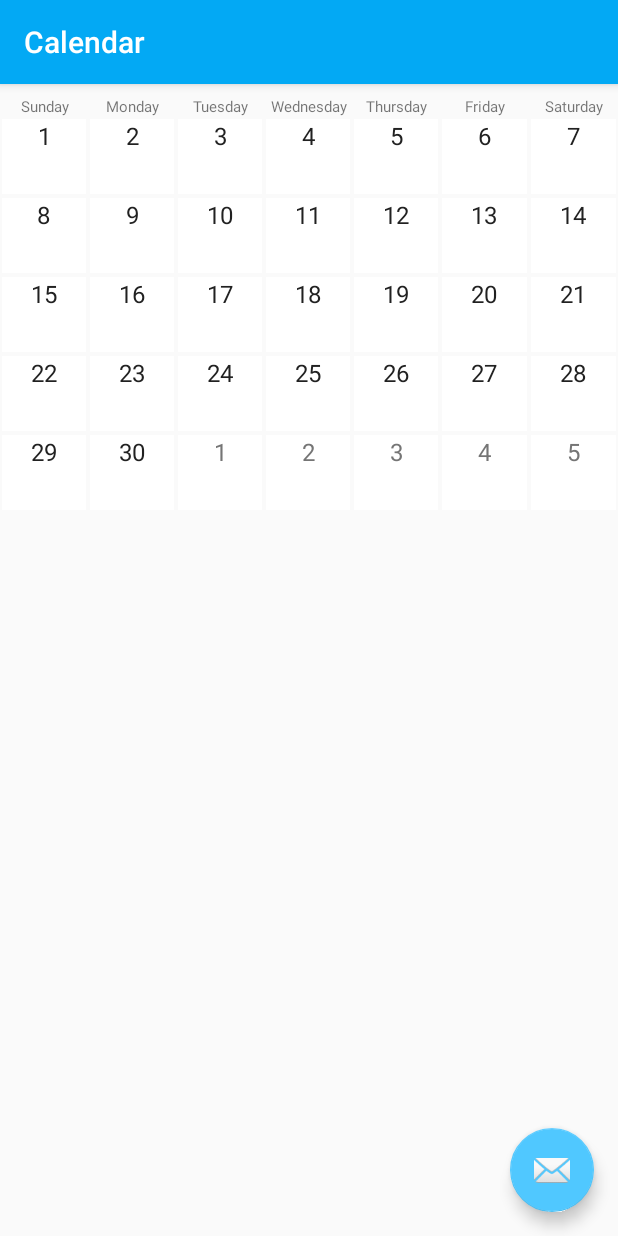
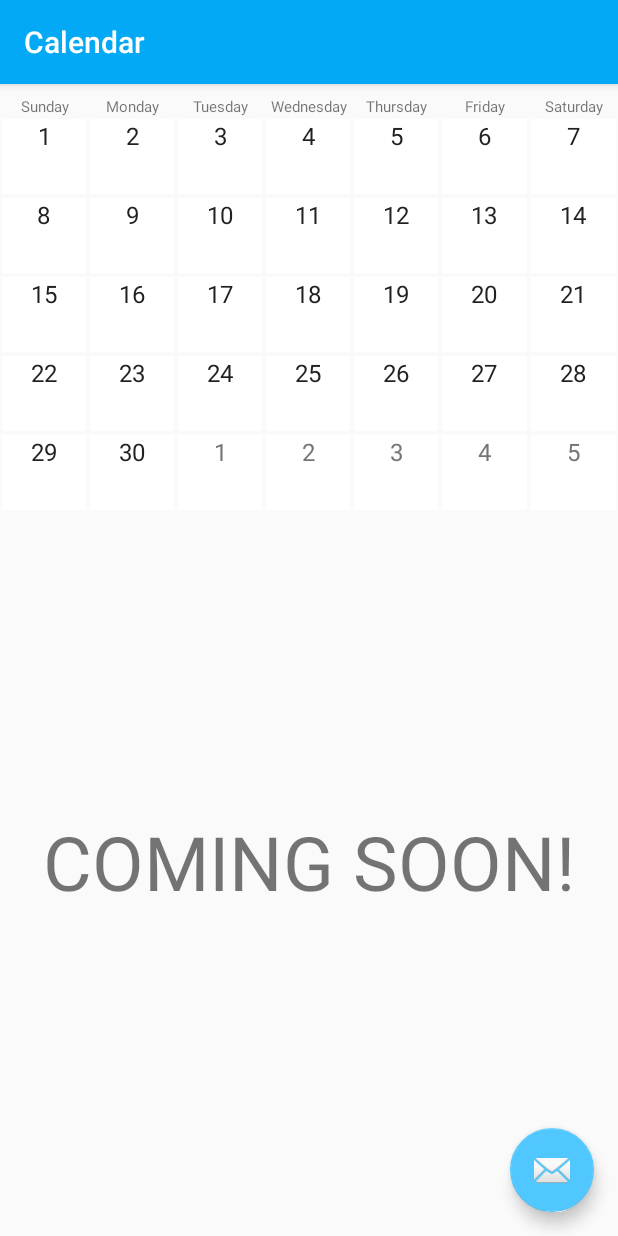
Before and after one commit to DrKristoff/Capstone-Project, an Android app: the ChoreListActivity screen opened directly, with no data from a screen before it, in the side drawer, after a tap on "Calendar", on a phone screen of 412 x 824 dp. Run offline under Robolectric (Android 15) with nearby library versions, the phone set to English and light mode, and no system bars; our stand-ins replace Firebase (no records; nobody signed in at launch, a user with empty details on screens opened directly); libraries missing offline, so code that uses them is left out: jonathanfinerty.once; 2 statements that could not run were skipped.

Commit message:
add content descriptions to imageviews

```diff
--- /dev/null
+++ b/ChoreMatic/app/src/main/res/anim/fade_in.xml
@@ -0,0 +1,4 @@
+<set xmlns:android="http://schemas.android.com/apk/res/android">
+    <alpha android:fromAlpha="0.0" android:toAlpha="1.0"
+        android:duration="@android:integer/config_mediumAnimTime" />
+</set>
--- /dev/null
+++ b/ChoreMatic/app/src/main/res/anim/fade_out.xml
@@ -0,0 +1,4 @@
+<set xmlns:android="http://schemas.android.com/apk/res/android">
+    <alpha android:fromAlpha="1.0" android:toAlpha="0.0"
+        android:duration="@android:integer/config_mediumAnimTime" />
+</set>
--- a/ChoreMatic/app/src/main/res/anim/slide.xml
+++ b/ChoreMatic/app/src/main/res/anim/slide.xml
@@ -1,4 +1,17 @@
-<?xml version="1.0" encoding="utf-8"?>
-<slide xmlns:android="http://schemas.android.com/apk/res/"
-    android:duration="2000"
-    />
+<!--
+Copyright (c) Microsoft Open Technologies, Inc. All rights reserved.
+Licensed under the Apache License, Version 2.0.
+See License.txt in the project root for license information.
+-->
+<set xmlns:android="http://schemas.android.com/apk/res/android">
+    <translate xmlns:android="http://schemas.android.com/apk/res/android"
+        android:duration="@android:integer/config_mediumAnimTime"
+        android:fromXDelta="0%p"
+        android:interpolator="@android:anim/accelerate_interpolator"
+        android:toXDelta="-150%p" />
+    <alpha
+        android:duration="@android:integer/config_mediumAnimTime"
+        android:fromAlpha="1"
+        android:interpolator="@android:anim/accelerate_interpolator"
+        android:toAlpha="0.5" />
+</set>
--- a/ChoreMatic/app/src/main/res/layout/chore_list_item.xml
+++ b/ChoreMatic/app/src/main/res/layout/chore_list_item.xml
@@ -27,6 +27,7 @@
             android:layout_width="40dp"
             android:layout_height="match_parent"
             android:scaleType="centerInside"
+            android:contentDescription="@string/cd_view_chore_details"
            android:alpha="0.3"
             android:src="@drawable/ic_navigate_next_black_24dp" />
 
--- a/ChoreMatic/app/src/main/res/layout/fragment_calendar.xml
+++ b/ChoreMatic/app/src/main/res/layout/fragment_calendar.xml
@@ -175,4 +175,14 @@
         </TableRow>
 
     </TableLayout>
+
+    <TextView
+        android:text="@string/coming_soon_string"
+        android:layout_width="wrap_content"
+        android:layout_height="wrap_content"
+        android:textSize="50sp"
+        android:layout_alignParentBottom="true"
+        android:layout_centerHorizontal="true"
+        android:layout_marginBottom="200dp"
+        android:id="@+id/textView" />
 </RelativeLayout>
--- a/ChoreMatic/app/src/main/res/layout/fragment_chore_detail.xml
+++ b/ChoreMatic/app/src/main/res/layout/fragment_chore_detail.xml
@@ -55,6 +55,7 @@
                 <ImageView
                     style="@style/ChoreDetailData"
                     android:id="@+id/effortLevelImageView"
+                    android:contentDescription="@string/cd_effort_level_indicator"
                     android:elevation="2dp"
                     android:src="@drawable/ic_high" />
 
--- a/ChoreMatic/app/src/main/res/layout/fragment_setup_identify_main.xml
+++ b/ChoreMatic/app/src/main/res/layout/fragment_setup_identify_main.xml
@@ -55,6 +55,7 @@
             android:layout_width="240dp"
             android:layout_height="100dp"
             android:scaleType="fitXY"
+            android:contentDescription="@string/cd_roof"
             android:layout_gravity="center_horizontal"
             android:layout_centerVertical="true"
             android:background="@null"
--- a/ChoreMatic/app/src/main/res/layout/fragment_setup_num_beds_baths.xml
+++ b/ChoreMatic/app/src/main/res/layout/fragment_setup_num_beds_baths.xml
@@ -97,6 +97,7 @@
                     android:layout_width="0dp"
                     android:layout_weight="1"
                     android:layout_height="80dp"
+                    android:contentDescription="@string/cd_one_bedroom"
                     android:layout_gravity="center_vertical"
                     app:srcCompat="@drawable/one_selected"
                     android:id="@+id/imageViewOneBedroom" />
@@ -105,6 +106,7 @@
                     android:layout_width="0dp"
                     android:layout_weight="1"
                     android:layout_height="80dp"
+                    android:contentDescription="@string/cd_two_bedrooms"
                     android:layout_gravity="center_vertical"
                     app:srcCompat="@drawable/two"
                     android:id="@+id/imageViewTwoBedrooms" />
@@ -113,6 +115,7 @@
                     android:layout_width="0dp"
                     android:layout_weight="1"
                     android:layout_height="80dp"
+                    android:contentDescription="@string/cd_three_bedrooms"
                     android:layout_gravity="center_vertical"
                     app:srcCompat="@drawable/three"
                     android:id="@+id/imageViewThreeBedrooms" />
@@ -166,6 +169,7 @@
                     android:layout_width="0dp"
                     android:layout_weight="1"
                     android:layout_height="80dp"
+                    android:contentDescription="@string/cd_one_bathroom"
                     android:layout_gravity="center_vertical"
                     app:srcCompat="@drawable/one_selected"
                     android:id="@+id/imageViewOneBathroom" />
@@ -174,6 +178,7 @@
                     android:layout_width="0dp"
                     android:layout_weight="1"
                     android:layout_height="80dp"
+                    android:contentDescription="@string/cd_two_bathrooms"
                     android:layout_gravity="center_vertical"
                     app:srcCompat="@drawable/two"
                     android:id="@+id/imageViewTwoBathrooms" />
@@ -182,6 +187,7 @@
                     android:layout_width="0dp"
                     android:layout_weight="1"
                     android:layout_height="80dp"
+                    android:contentDescription="@string/cd_three_bathrooms"
                     android:layout_gravity="center_vertical"
                     app:srcCompat="@drawable/three"
                     android:id="@+id/imageViewThreeBathrooms" />
--- a/ChoreMatic/app/src/main/res/layout/fragment_setup_num_floors.xml
+++ b/ChoreMatic/app/src/main/res/layout/fragment_setup_num_floors.xml
@@ -33,6 +33,7 @@
             android:layout_width="240dp"
             android:layout_height="100dp"
             android:scaleType="fitXY"
+            android:contentDescription="@string/cd_roof"
             android:layout_gravity="center_horizontal"
             android:layout_centerVertical="true"
             android:src="@drawable/roof"/>
@@ -41,6 +42,7 @@
             android:id="@+id/floor0"
             android:layout_width="180dp"
             android:layout_height="70dp"
+            android:contentDescription="@string/cd_first_floor"
             android:scaleType="fitXY"
             android:layout_centerVertical="true"
             android:layout_gravity="center_horizontal"
@@ -109,6 +111,7 @@
                 android:layout_width="0dp"
                 android:layout_weight="1"
                 android:layout_height="80dp"
+                android:contentDescription="@string/cd_one_floor"
                 android:layout_gravity="center_vertical"
                 app:srcCompat="@drawable/one_selected"
                 android:id="@+id/imageViewOne" />
@@ -116,6 +119,7 @@
             <ImageView
                 android:layout_width="0dp"
                 android:layout_weight="1"
+                android:contentDescription="@string/cd_two_floors"
                 android:layout_height="80dp"
                 android:layout_gravity="center_vertical"
                 app:srcCompat="@drawable/two"
@@ -125,6 +129,7 @@
                 android:layout_width="0dp"
                 android:layout_weight="1"
                 android:layout_height="80dp"
+                android:contentDescription="@string/cd_three_floors"
                 android:layout_gravity="center_vertical"
                 app:srcCompat="@drawable/three"
                 android:id="@+id/imageViewThree" />
--- a/ChoreMatic/app/src/main/res/layout/login_activity.xml
+++ b/ChoreMatic/app/src/main/res/layout/login_activity.xml
@@ -26,6 +26,7 @@
     <ImageView
         android:id="@+id/imageView2"
         android:layout_width="match_parent"
+        android:contentDescription="@string/cd_app_logo"
         android:layout_height="200dp"
         app:srcCompat="@drawable/hq_logo" />
 
--- a/ChoreMatic/app/src/main/res/layout/nav_header_main.xml
+++ b/ChoreMatic/app/src/main/res/layout/nav_header_main.xml
@@ -16,6 +16,7 @@
         android:id="@+id/profileImageView"
         android:layout_width="wrap_content"
         android:layout_height="wrap_content"
+        android:contentDescription="@string/cd_profile_image"
         android:paddingTop="@dimen/nav_header_vertical_spacing"
         app:srcCompat="@mipmap/ic_launcher" />
 
```
Also changed, not shown: ChoreMatic/app/src/main/java/com/sidegigapps/chorematic/activities/ChoreDetailActivity.java (+0 -9 lines), ChoreMatic/app/src/main/java/com/sidegigapps/chorematic/activities/ChoreListActivity.java (+18 -6 lines), ChoreMatic/app/src/main/java/com/sidegigapps/chorematic/activities/SetupActivity.java (+2 -10 lines), ChoreMatic/app/src/main/java/com/sidegigapps/chorematic/activities/SignInActivity.java (+0 -26 lines), ChoreMatic/app/src/main/java/com/sidegigapps/chorematic/adapters/ChoreListAdapter.java (+0 -9 lines), ChoreMatic/app/src/main/res/layout/activity_chore_list.xml (+0 -7 lines), ChoreMatic/app/src/main/res/values/strings.xml (+16 -0 lines).
